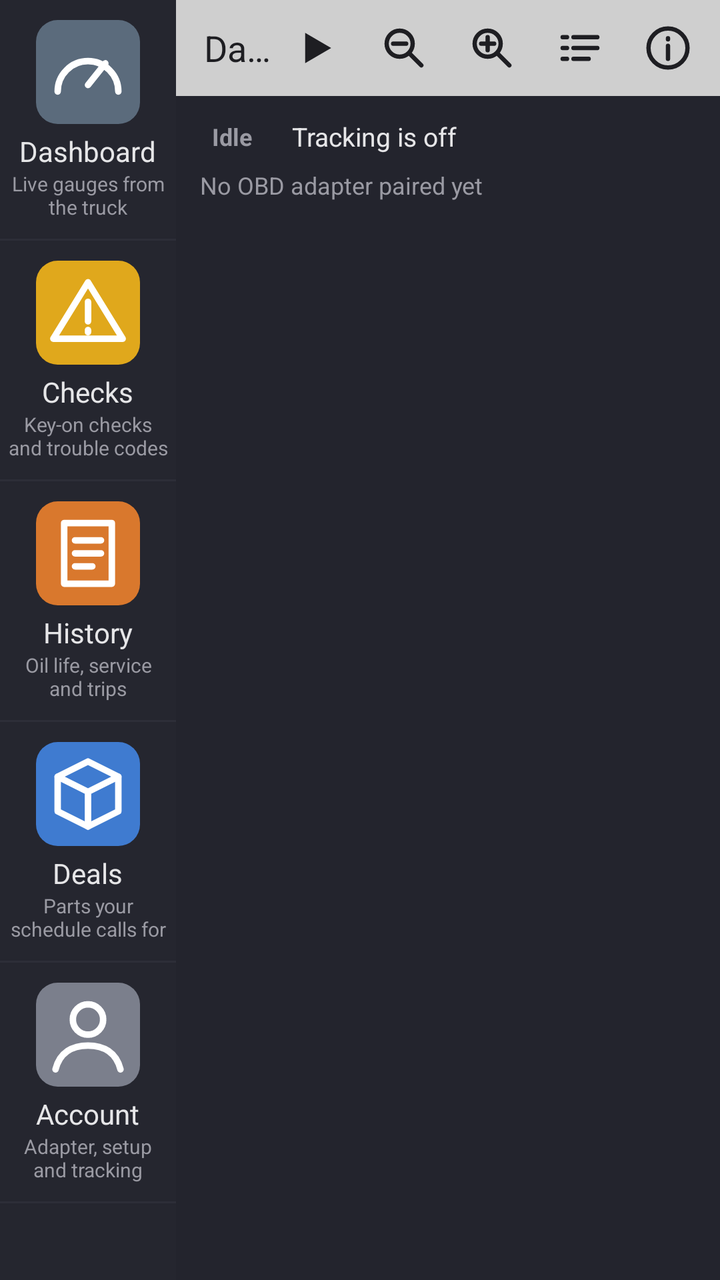
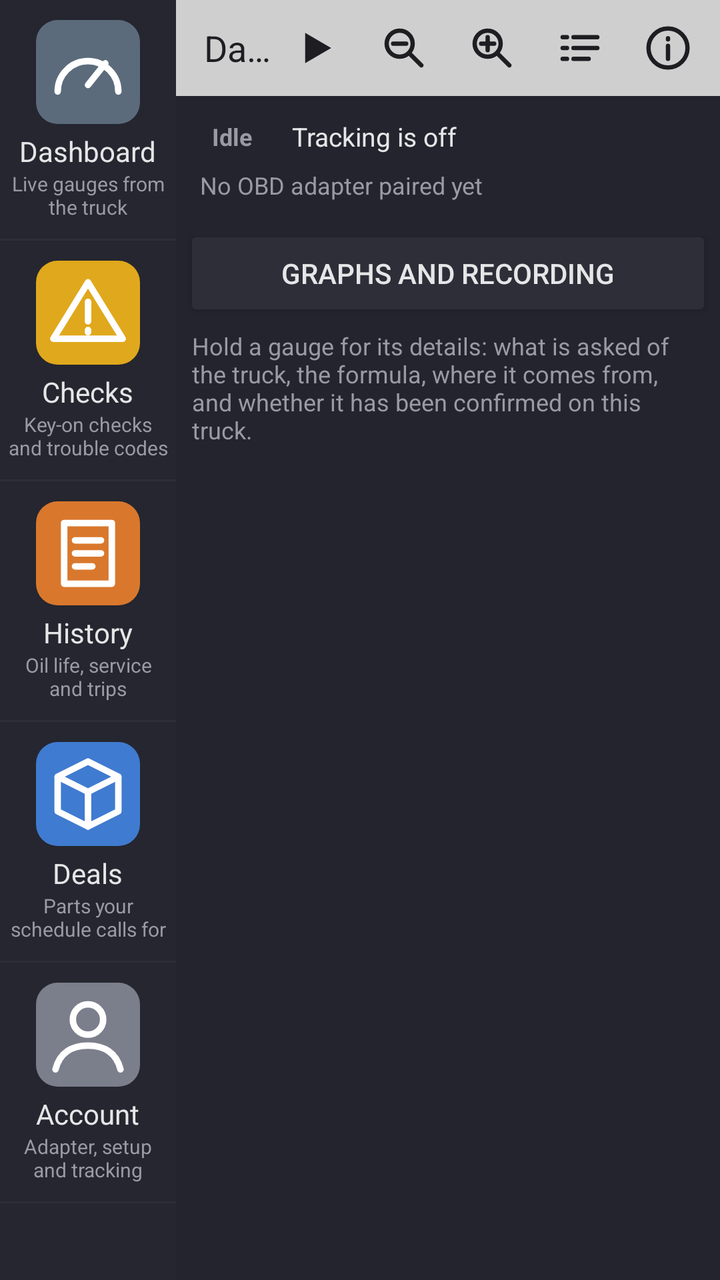

Screens rendered from an Android XML layout before and after an edit, with the pre-edit source and the edit as a unified diff.
<!-- AndroidManifest.xml: application theme Theme.AutoSentry -->
<!-- res/layout/activity_main.xml -->
<?xml version="1.0" encoding="utf-8"?>
<LinearLayout xmlns:android="http://schemas.android.com/apk/res/android"
    android:layout_width="match_parent"
    android:layout_height="match_parent"
    android:orientation="horizontal">

    
    <ScrollView
        android:layout_width="88dp"
        android:layout_height="match_parent"
        android:background="@color/fs_rail"
        android:fillViewport="true">

        <LinearLayout
            android:layout_width="match_parent"
            android:layout_height="wrap_content"
            android:orientation="vertical">

            <LinearLayout
                android:id="@+id/buttonTabDashboard"
                android:layout_width="match_parent"
                android:layout_height="wrap_content"
                android:background="@drawable/bg_menu_item"
                android:clickable="true"
                android:focusable="true"
                android:gravity="center_horizontal"
                android:orientation="vertical"
                android:paddingStart="4dp"
                android:paddingTop="10dp"
                android:paddingEnd="4dp"
                android:paddingBottom="10dp">

                <ImageView
                    android:layout_width="52dp"
                    android:layout_height="52dp"
                    android:importantForAccessibility="no"
                    android:src="@drawable/ic_menu_dashboard" />

                <TextView
                    android:layout_width="wrap_content"
                    android:layout_height="wrap_content"
                    android:layout_marginTop="4dp"
                    android:text="Dashboard"
                    android:textColor="@color/fs_text"
                    android:textSize="14sp" />

                <TextView
                    android:layout_width="match_parent"
                    android:layout_height="wrap_content"
                    android:gravity="center"
                    android:text="Live gauges from the truck"
                    android:textColor="@color/fs_muted"
                    android:textSize="10sp" />
            </LinearLayout>

            <LinearLayout
                android:id="@+id/buttonTabDiagnostics"
                android:layout_width="match_parent"
                android:layout_height="wrap_content"
                android:background="@drawable/bg_menu_item"
                android:clickable="true"
                android:focusable="true"
                android:gravity="center_horizontal"
                android:orientation="vertical"
                android:paddingStart="4dp"
                android:paddingTop="10dp"
                android:paddingEnd="4dp"
                android:paddingBottom="10dp">

                <ImageView
                    android:layout_width="52dp"
                    android:layout_height="52dp"
                    android:importantForAccessibility="no"
                    android:src="@drawable/ic_menu_checks" />

                <TextView
                    android:layout_width="wrap_content"
                    android:layout_height="wrap_content"
                    android:layout_marginTop="4dp"
                    android:text="Checks"
                    android:textColor="@color/fs_text"
                    android:textSize="14sp" />

                <TextView
                    android:layout_width="match_parent"
                    android:layout_height="wrap_content"
                    android:gravity="center"
                    android:text="Key-on checks and trouble codes"
                    android:textColor="@color/fs_muted"
                    android:textSize="10sp" />
            </LinearLayout>

            <LinearLayout
                android:id="@+id/buttonTabService"
                android:layout_width="match_parent"
                android:layout_height="wrap_content"
                android:background="@drawable/bg_menu_item"
                android:clickable="true"
                android:focusable="true"
                android:gravity="center_horizontal"
                android:orientation="vertical"
                android:paddingStart="4dp"
                android:paddingTop="10dp"
                android:paddingEnd="4dp"
                android:paddingBottom="10dp">

                <ImageView
                    android:layout_width="52dp"
                    android:layout_height="52dp"
                    android:importantForAccessibility="no"
                    android:src="@drawable/ic_menu_history" />

                <TextView
                    android:layout_width="wrap_content"
                    android:layout_height="wrap_content"
                    android:layout_marginTop="4dp"
                    android:text="History"
                    android:textColor="@color/fs_text"
                    android:textSize="14sp" />

                <TextView
                    android:layout_width="match_parent"
                    android:layout_height="wrap_content"
                    android:gravity="center"
                    android:text="Oil life, service and trips"
                    android:textColor="@color/fs_muted"
                    android:textSize="10sp" />
            </LinearLayout>

            <LinearLayout
                android:id="@+id/buttonTabDeals"
                android:layout_width="match_parent"
                android:layout_height="wrap_content"
                android:background="@drawable/bg_menu_item"
                android:clickable="true"
                android:focusable="true"
                android:gravity="center_horizontal"
                android:orientation="vertical"
                android:paddingStart="4dp"
                android:paddingTop="10dp"
                android:paddingEnd="4dp"
                android:paddingBottom="10dp">

                <ImageView
                    android:layout_width="52dp"
                    android:layout_height="52dp"
                    android:importantForAccessibility="no"
                    android:src="@drawable/ic_menu_deals" />

                <TextView
                    android:layout_width="wrap_content"
                    android:layout_height="wrap_content"
                    android:layout_marginTop="4dp"
                    android:text="Deals"
                    android:textColor="@color/fs_text"
                    android:textSize="14sp" />

                <TextView
                    android:layout_width="match_parent"
                    android:layout_height="wrap_content"
                    android:gravity="center"
                    android:text="Parts your schedule calls for"
                    android:textColor="@color/fs_muted"
                    android:textSize="10sp" />
            </LinearLayout>

            <LinearLayout
                android:id="@+id/buttonTabAccount"
                android:layout_width="match_parent"
                android:layout_height="wrap_content"
                android:background="@drawable/bg_menu_item"
                android:clickable="true"
                android:focusable="true"
                android:gravity="center_horizontal"
                android:orientation="vertical"
                android:paddingStart="4dp"
                android:paddingTop="10dp"
                android:paddingEnd="4dp"
                android:paddingBottom="10dp">

                <ImageView
                    android:layout_width="52dp"
                    android:layout_height="52dp"
                    android:importantForAccessibility="no"
                    android:src="@drawable/ic_menu_account" />

                <TextView
                    android:layout_width="wrap_content"
                    android:layout_height="wrap_content"
                    android:layout_marginTop="4dp"
                    android:text="Account"
                    android:textColor="@color/fs_text"
                    android:textSize="14sp" />

                <TextView
                    android:layout_width="match_parent"
                    android:layout_height="wrap_content"
                    android:gravity="center"
                    android:text="Adapter, setup and tracking"
                    android:textColor="@color/fs_muted"
                    android:textSize="10sp" />
            </LinearLayout>
        </LinearLayout>
    </ScrollView>

    <LinearLayout
        android:layout_width="0dp"
        android:layout_height="match_parent"
        android:layout_weight="1"
        android:orientation="vertical">

        
        <LinearLayout
            android:layout_width="match_parent"
            android:layout_height="48dp"
            android:background="@color/fs_toolbar"
            android:gravity="center_vertical"
            android:orientation="horizontal"
            android:paddingStart="14dp"
            android:paddingEnd="4dp">

            <TextView
                android:id="@+id/textToolbarTitle"
                android:layout_width="0dp"
                android:layout_height="wrap_content"
                android:layout_weight="1"
                android:ellipsize="end"
                android:maxLines="1"
                android:text="Dashboard"
                android:textColor="@color/fs_toolbar_text"
                android:textSize="18sp" />

            <LinearLayout
                android:id="@+id/toolbarActions"
                android:layout_width="wrap_content"
                android:layout_height="wrap_content"
                android:orientation="horizontal">

            <ImageButton
                android:id="@+id/buttonToggleTracking"
                android:layout_width="44dp"
                android:layout_height="44dp"
                android:background="?attr/selectableItemBackgroundBorderless"
                android:contentDescription="Start tracking"
                android:src="@drawable/ic_tb_play" />

            <ImageButton
                android:id="@+id/buttonZoomOut"
                android:layout_width="44dp"
                android:layout_height="44dp"
                android:background="?attr/selectableItemBackgroundBorderless"
                android:contentDescription="Smaller gauges"
                android:src="@drawable/ic_tb_zoom_out" />

            <ImageButton
                android:id="@+id/buttonZoomIn"
                android:layout_width="44dp"
                android:layout_height="44dp"
                android:background="?attr/selectableItemBackgroundBorderless"
                android:contentDescription="Larger gauges"
                android:src="@drawable/ic_tb_zoom_in" />

            <ImageButton
                android:id="@+id/buttonEditDashboard"
                android:layout_width="44dp"
                android:layout_height="44dp"
                android:background="?attr/selectableItemBackgroundBorderless"
                android:contentDescription="Choose readings"
                android:src="@drawable/ic_tb_edit" />

            <ImageButton
                android:id="@+id/buttonInfo"
                android:layout_width="44dp"
                android:layout_height="44dp"
                android:background="?attr/selectableItemBackgroundBorderless"
                android:contentDescription="About"
                android:src="@drawable/ic_tb_info" />
            </LinearLayout>
        </LinearLayout>

        <FrameLayout
            android:layout_width="match_parent"
            android:layout_height="0dp"
            android:layout_weight="1">

        
        <ScrollView
            android:id="@+id/scrollDashboard"
            android:layout_width="match_parent"
            android:layout_height="match_parent"
            android:background="@color/fs_bg"
            android:fillViewport="true">

            <LinearLayout
                android:layout_width="match_parent"
                android:layout_height="wrap_content"
                android:orientation="vertical"
                android:padding="4dp">

                <LinearLayout
                    android:layout_width="match_parent"
                    android:layout_height="wrap_content"
                    android:gravity="center_vertical"
                    android:orientation="horizontal"
                    android:padding="4dp">

                    <TextView
                        android:id="@+id/textHealth"
                        android:layout_width="wrap_content"
                        android:layout_height="wrap_content"
                        android:paddingStart="10dp"
                        android:paddingTop="4dp"
                        android:paddingEnd="10dp"
                        android:paddingBottom="4dp"
                        android:text="Idle"
                        android:textColor="@color/fs_muted"
                        android:textSize="12sp"
                        android:textStyle="bold" />

                    <TextView
                        android:id="@+id/textLiveStatus"
                        android:layout_width="0dp"
                        android:layout_height="wrap_content"
                        android:layout_marginStart="10dp"
                        android:layout_weight="1"
                        android:text="Tracking is off"
                        android:textColor="@color/fs_text"
                        android:textSize="13sp" />
                </LinearLayout>

                <TextView
                    android:id="@+id/textAdapterStatus"
                    android:layout_width="match_parent"
                    android:layout_height="wrap_content"
                    android:paddingStart="8dp"
                    android:paddingEnd="8dp"
                    android:text="No OBD adapter paired yet"
                    android:textColor="@color/fs_muted"
                    android:textSize="12sp" />

                <TextView
                    android:id="@+id/textAlert"
                    android:layout_width="match_parent"
                    android:layout_height="wrap_content"
                    android:layout_margin="4dp"
                    android:padding="10dp"
                    android:textSize="13sp"
                    android:visibility="gone" />

                <GridLayout
                    android:id="@+id/gridTiles"
                    android:layout_width="match_parent"
                    android:layout_height="wrap_content"
                    android:layout_marginTop="2dp"
                    android:columnCount="5" />
            </LinearLayout>
        </ScrollView>

        
        <ScrollView
            android:id="@+id/scrollDiagnostics"
            android:layout_width="match_parent"
            android:layout_height="match_parent"
            android:visibility="gone">

            <LinearLayout
                android:layout_width="match_parent"
                android:layout_height="wrap_content"
                android:orientation="vertical"
                android:padding="16dp">

                <TextView
                    android:layout_width="match_parent"
                    android:layout_height="wrap_content"
                    android:textSize="18sp"
                    android:textStyle="bold"
                    android:text="@string/check_engine_light" />

                <TextView
                    android:id="@+id/textMilStatus"
                    android:layout_width="match_parent"
                    android:layout_height="wrap_content"
                    android:layout_marginTop="4dp"
                    android:text="Not scanned yet"
                    android:textColor="@color/cyan_display"
                    android:textSize="24sp"
                    android:textStyle="bold"
                    android:fontFamily="monospace" />

                <TextView
                    android:id="@+id/textCodesScanInfo"
                    android:layout_width="match_parent"
                    android:layout_height="wrap_content"
                    android:layout_marginTop="4dp"
                    android:textSize="14sp"
                    android:textColor="#757575" />

                <TextView
                    android:layout_width="match_parent"
                    android:layout_height="wrap_content"
                    android:layout_marginTop="16dp"
                    android:textSize="18sp"
                    android:textStyle="bold"
                    android:text="@string/trouble_codes" />

                <TextView
                    android:layout_width="match_parent"
                    android:layout_height="wrap_content"
                    android:layout_marginTop="4dp"
                    android:textSize="14sp"
                    android:textColor="#757575"
                    android:text="@string/codes_hint" />

                <LinearLayout
                    android:id="@+id/layoutCodesList"
                    android:layout_width="match_parent"
                    android:layout_height="wrap_content"
                    android:layout_marginTop="8dp"
                    android:orientation="vertical" />

                <Button
                    android:id="@+id/buttonScanCodes"
                    android:layout_width="match_parent"
                    android:layout_height="wrap_content"
                    android:layout_marginTop="12dp"
                    android:text="@string/scan_codes" />

                <Button
                    android:id="@+id/buttonClearCodes"
                    android:layout_width="match_parent"
                    android:layout_height="wrap_content"
                    android:layout_marginTop="8dp"
                    android:text="@string/clear_codes" />

                <TextView
                    android:layout_width="match_parent"
                    android:layout_height="wrap_content"
                    android:layout_marginTop="8dp"
                    android:textSize="12sp"
                    android:textColor="#757575"
                    android:text="@string/codes_disclaimer" />

                <View
                    android:layout_width="match_parent"
                    android:layout_height="1dp"
                    android:background="@color/fs_divider"
                    android:layout_marginTop="16dp"
                    android:layout_marginBottom="16dp" />

                <TextView
                    android:layout_width="match_parent"
                    android:layout_height="wrap_content"
                    android:textSize="18sp"
                    android:textStyle="bold"
                    android:text="Key-on checks (KOEO)" />

                <TextView
                    android:layout_width="match_parent"
                    android:layout_height="wrap_content"
                    android:layout_marginTop="4dp"
                    android:textSize="14sp"
                    android:textColor="#757575"
                    android:text="Battery, readings and trouble codes at key-on before cranking, then how the crank went." />

                <Button
                    android:id="@+id/buttonKoeoCheck"
                    android:layout_width="match_parent"
                    android:layout_height="wrap_content"
                    android:layout_marginTop="12dp"
                    android:text="Run Key-On Check (key ON, engine off)" />

                <TextView
                    android:id="@+id/textKoeoReports"
                    android:layout_width="match_parent"
                    android:layout_height="wrap_content"
                    android:layout_marginTop="12dp"
                    android:textSize="15sp"
                    android:lineSpacingMultiplier="1.15"
                    android:textIsSelectable="true"
                    android:text="Loading…" />

                <View
                    android:layout_width="match_parent"
                    android:layout_height="1dp"
                    android:background="@color/fs_divider"
                    android:layout_marginTop="16dp"
                    android:layout_marginBottom="16dp" />

                <TextView
                    android:layout_width="match_parent"
                    android:layout_height="wrap_content"
                    android:textSize="18sp"
                    android:textStyle="bold"
                    android:text="@string/truck_systems" />

                <TextView
                    android:layout_width="match_parent"
                    android:layout_height="wrap_content"
                    android:layout_marginTop="4dp"
                    android:textSize="14sp"
                    android:textColor="#757575"
                    android:text="Every module and reading this truck answers, as a report you can share. Park first." />

                <Button
                    android:id="@+id/buttonSystemsScan"
                    android:layout_width="match_parent"
                    android:layout_height="wrap_content"
                    android:layout_marginTop="12dp"
                    android:text="@string/scan_truck_systems" />
            </LinearLayout>
        </ScrollView>

        
        <ScrollView
            android:id="@+id/scrollService"
            android:layout_width="match_parent"
            android:layout_height="match_parent"
            android:visibility="gone">

            <LinearLayout
                android:layout_width="match_parent"
                android:layout_height="wrap_content"
                android:orientation="vertical"
                android:padding="16dp">

                <TextView
                    android:id="@+id/textOilLife"
                    android:layout_width="match_parent"
                    android:layout_height="wrap_content"
                    android:textSize="28sp"
                    android:textStyle="bold"
                    android:text="Oil life: --%" />

                <TextView
                    android:id="@+id/textOilDetail"
                    android:layout_width="match_parent"
                    android:layout_height="wrap_content"
                    android:layout_marginTop="4dp"
                    android:textSize="16sp"
                    android:text="Since last oil change: -- mi, -- engine hrs" />

                <TextView
                    android:id="@+id/textOdometer"
                    android:layout_width="match_parent"
                    android:layout_height="wrap_content"
                    android:layout_marginTop="4dp"
                    android:textSize="16sp"
                    android:text="Odometer: -- mi" />

                <View
                    android:layout_width="match_parent"
                    android:layout_height="1dp"
                    android:background="#33000000"
                    android:layout_marginTop="16dp"
                    android:layout_marginBottom="16dp" />

                <TextView
                    android:id="@+id/textServiceHeader"
                    android:layout_width="match_parent"
                    android:layout_height="wrap_content"
                    android:textSize="18sp"
                    android:textStyle="bold"
                    android:text="Service schedule" />

                <TextView
                    android:layout_width="match_parent"
                    android:layout_height="wrap_content"
                    android:layout_marginTop="4dp"
                    android:textSize="14sp"
                    android:textColor="#757575"
                    android:text="@string/service_hint" />

                <LinearLayout
                    android:id="@+id/layoutServiceList"
                    android:layout_width="match_parent"
                    android:layout_height="wrap_content"
                    android:layout_marginTop="8dp"
                    android:orientation="vertical" />

                <Button
                    android:id="@+id/buttonSetOdometer"
                    android:layout_width="match_parent"
                    android:layout_height="wrap_content"
                    android:layout_marginTop="20dp"
                    android:text="Set Odometer" />

                <Button
                    android:id="@+id/buttonResetOil"
                    android:layout_width="match_parent"
                    android:layout_height="wrap_content"
                    android:layout_marginTop="12dp"
                    android:text="Log Oil Change (quick)" />

                <Button
                    android:id="@+id/buttonLogMaintenance"
                    android:layout_width="match_parent"
                    android:layout_height="wrap_content"
                    android:layout_marginTop="12dp"
                    android:text="Log Maintenance / Upgrade + Photos" />

                <Button
                    android:id="@+id/buttonMaintenanceHistory"
                    android:layout_width="match_parent"
                    android:layout_height="wrap_content"
                    android:layout_marginTop="12dp"
                    android:text="Maintenance History" />
            </LinearLayout>
        </ScrollView>

        
        <ScrollView
            android:id="@+id/scrollDeals"
            android:layout_width="match_parent"
            android:layout_height="match_parent"
            android:visibility="gone">

            
            <LinearLayout
                android:id="@+id/layoutDealsList"
                android:layout_width="match_parent"
                android:layout_height="wrap_content"
                android:orientation="vertical"
                android:padding="16dp" />
        </ScrollView>

        
        <ScrollView
            android:id="@+id/scrollAccount"
            android:layout_width="match_parent"
            android:layout_height="match_parent"
            android:visibility="gone">

            <LinearLayout
                android:layout_width="match_parent"
                android:layout_height="wrap_content"
                android:orientation="vertical"
                android:padding="16dp">

                <Button
                    android:id="@+id/buttonSetupWizard"
                    android:layout_width="match_parent"
                    android:layout_height="wrap_content"
                    android:layout_marginBottom="12dp"
                    android:text="Setup Wizard" />

                <Button
                    android:id="@+id/buttonPairAdapter"
                    android:layout_width="match_parent"
                    android:layout_height="wrap_content"
                    android:text="Pair OBD Adapter" />

                <Button
                    android:id="@+id/buttonTestConnection"
                    android:layout_width="match_parent"
                    android:layout_height="wrap_content"
                    android:layout_marginTop="12dp"
                    android:text="Test OBD Connection" />

                <Button
                    android:id="@+id/buttonAutoTrackingToggle"
                    android:layout_width="match_parent"
                    android:layout_height="wrap_content"
                    android:layout_marginTop="12dp"
                    android:text="Auto-Tracking: On" />

                <Button
                    android:id="@+id/buttonBackgroundAccess"
                    android:layout_width="match_parent"
                    android:layout_height="wrap_content"
                    android:layout_marginTop="12dp"
                    android:text="Allow background start" />

                <Button
                    android:id="@+id/buttonSaveTrips"
                    android:layout_width="match_parent"
                    android:layout_height="wrap_content"
                    android:layout_marginTop="12dp"
                    android:text="Save trips to tablet" />

                <Button
                    android:id="@+id/buttonDebugLog"
                    android:layout_width="match_parent"
                    android:layout_height="wrap_content"
                    android:layout_marginTop="12dp"
                    android:text="View Debug Log" />
            </LinearLayout>
        </ScrollView>
        </FrameLayout>
    </LinearLayout>
</LinearLayout>
<!-- resources referenced by this layout -->
<resources>
  <color name="cyan_display">#00BCD4</color>
  <color name="fs_bg">#23242D</color>
  <color name="fs_divider">#2D2E38</color>
  <color name="fs_muted">#9A9AA3</color>
  <color name="fs_rail">#25262F</color>
  <color name="fs_text">#E6E6E8</color>
  <color name="fs_toolbar">#CFCFCF</color>
  <color name="fs_toolbar_text">#1E1E22</color>
  <!-- drawable ic_menu_checks (drawable) -->
  <?xml version="1.0" encoding="utf-8"?>
  <vector xmlns:android="http://schemas.android.com/apk/res/android"
      android:width="52dp"
      android:height="52dp"
      android:viewportWidth="48"
      android:viewportHeight="48">
      <path android:fillColor="#E0A81C" android:pathData="M10,0h28a10,10 0 0 1 10,10v28a10,10 0 0 1 -10,10H10A10,10 0 0 1 0,38V10A10,10 0 0 1 10,0z" />
      <path android:strokeColor="#FFFFFF" android:strokeWidth="3" android:strokeLineCap="round" android:strokeLineJoin="round" android:pathData="M24,10L40,36H8z" />
      <path android:strokeColor="#FFFFFF" android:strokeWidth="3" android:strokeLineCap="round" android:strokeLineJoin="round" android:pathData="M24,19v9M24,32v1" />
  </vector>
  <!-- drawable ic_tb_edit (drawable) -->
  <?xml version="1.0" encoding="utf-8"?>
  <vector xmlns:android="http://schemas.android.com/apk/res/android"
      android:width="26dp"
      android:height="26dp"
      android:viewportWidth="24"
      android:viewportHeight="24">
      <path android:strokeColor="#1E1E22" android:strokeWidth="2" android:strokeLineCap="round" android:strokeLineJoin="round" android:pathData="M4,7h2M9,7h11M4,12h2M9,12h11M4,17h2M9,17h7" />
  </vector>
  <!-- drawable ic_tb_info (drawable) -->
  <?xml version="1.0" encoding="utf-8"?>
  <vector xmlns:android="http://schemas.android.com/apk/res/android"
      android:width="26dp"
      android:height="26dp"
      android:viewportWidth="24"
      android:viewportHeight="24">
      <path android:strokeColor="#1E1E22" android:strokeWidth="2" android:strokeLineCap="round" android:strokeLineJoin="round" android:pathData="M3,12a9,9 0 1 0 18,0a9,9 0 1 0 -18,0" />
      <path android:strokeColor="#1E1E22" android:strokeWidth="2" android:strokeLineCap="round" android:strokeLineJoin="round" android:pathData="M12,11v6M12,7.5v0.5" />
  </vector>
  <!-- drawable ic_tb_play (drawable) -->
  <?xml version="1.0" encoding="utf-8"?>
  <vector xmlns:android="http://schemas.android.com/apk/res/android"
      android:width="26dp"
      android:height="26dp"
      android:viewportWidth="24"
      android:viewportHeight="24">
      <path android:fillColor="#1E1E22" android:pathData="M7,5L19,12L7,19z" />
  </vector>
  <string name="check_engine_light">Check Engine Light</string>
  <string name="clear_codes">Clear Codes</string>
  <string name="codes_disclaimer">Severity is AutoSentry\'s guidance from the 7.3L code list, not a diagnosis. Injector driver module codes behind P1316 need a full self-test (FORScan or a Ford scan tool).</string>
  <string name="codes_hint">Each code shows how urgent it is and what to check.</string>
  <string name="scan_codes">Scan for Codes</string>
  <string name="scan_truck_systems">Scan Truck Systems</string>
  <string name="service_hint">Tap a service to record it. Long-press to hide one that doesn\'t apply to your truck.</string>
  <string name="trouble_codes">Trouble Codes</string>
  <string name="truck_systems">Truck Systems</string>
  <color name="fs_rail_selected">#2F3140</color>
  <color name="fs_val_blue">#29A6E8</color>
  <style name="AutoSentry.ActionBar" parent="Widget.AppCompat.ActionBar.Solid">
          <item name="background">@color/fs_toolbar</item>
      </style>
  <!-- unchanged entries left out for length: 8 -->
</resources>

<!-- the commit's change to res/layout/activity_main.xml (unified diff, before → after) -->
@@ -353,6 +353,21 @@
                     android:layout_height="wrap_content"
                     android:layout_marginTop="2dp"
                     android:columnCount="5" />
+
+                <Button
+                    android:id="@+id/buttonLiveGraph"
+                    android:layout_width="match_parent"
+                    android:layout_height="wrap_content"
+                    android:layout_marginTop="10dp"
+                    android:text="Graphs and recording" />
+
+                <TextView
+                    android:layout_width="match_parent"
+                    android:layout_height="wrap_content"
+                    android:layout_margin="4dp"
+                    android:text="Hold a gauge for its details: what is asked of the truck, the formula, where it comes from, and whether it has been confirmed on this truck."
+                    android:textColor="@color/fs_muted"
+                    android:textSize="12sp" />
             </LinearLayout>
         </ScrollView>
 
@@ -677,6 +692,28 @@
                     android:layout_marginTop="12dp"
                     android:text="Save trips to tablet" />
 
+                <TextView
+                    android:layout_width="match_parent"
+                    android:layout_height="wrap_content"
+                    android:layout_marginTop="20dp"
+                    android:text="App updates keep your data. A backup is for uninstalling or moving to another tablet: it saves trips, maintenance, photos and settings to one file in Downloads/AutoSentry."
+                    android:textColor="@color/fs_muted"
+                    android:textSize="13sp" />
+
+                <Button
+                    android:id="@+id/buttonBackup"
+                    android:layout_width="match_parent"
+                    android:layout_height="wrap_content"
+                    android:layout_marginTop="8dp"
+                    android:text="Back up everything" />
+
+                <Button
+                    android:id="@+id/buttonRestore"
+                    android:layout_width="match_parent"
+                    android:layout_height="wrap_content"
+                    android:layout_marginTop="12dp"
+                    android:text="Restore from a backup" />
+
                 <Button
                     android:id="@+id/buttonDebugLog"
                     android:layout_width="match_parent"
<!-- resource entries referenced after the edit -->
@@ -49,7 +49,7 @@
   </vector>
   <string name="check_engine_light">Check Engine Light</string>
   <string name="clear_codes">Clear Codes</string>
-  <string name="codes_disclaimer">Severity is AutoSentry\'s guidance from the 7.3L code list, not a diagnosis. Injector driver module codes behind P1316 need a full self-test (FORScan or a Ford scan tool).</string>
+  <string name="codes_disclaimer">Severity is AutoSentry\'s guidance from the 7.3L code list, not a diagnosis. Injector driver module codes behind P1316 need a full self-test with a Ford-capable scan tool.</string>
   <string name="codes_hint">Each code shows how urgent it is and what to check.</string>
   <string name="scan_codes">Scan for Codes</string>
   <string name="scan_truck_systems">Scan Truck Systems</string>
